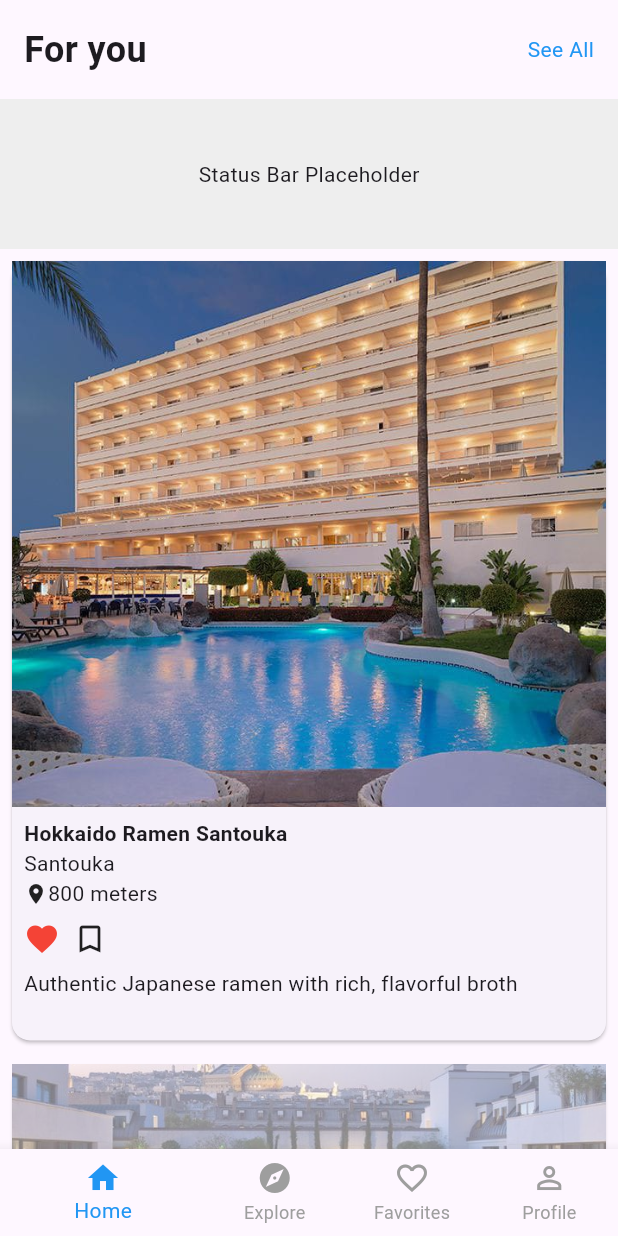
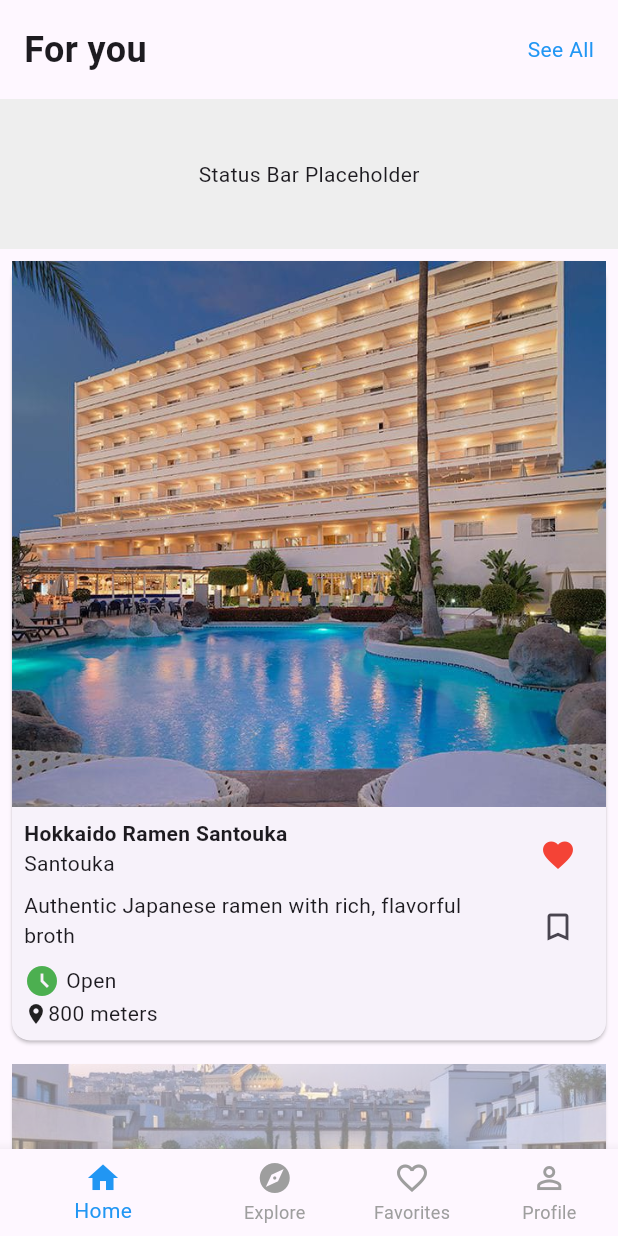
Before and after one commit to Titanantony/flutter_test_playground, a Flutter app: the screen it shows after launch, on a phone screen of 412 x 824 dp. Run offline on Flutter 3.47's test engine with Material 3 defaults, Android fonts, the phone set to English and light mode, and no system bars; our stand-ins replace video_player.

Commit message:
Chore: structure the like and save components and add a isOPened child

```diff
--- a/lib/claude/adjusted.dart
+++ b/lib/claude/adjusted.dart
@@ -8,6 +8,7 @@ class Location {
   final List<String> imagePaths;
   final bool isLiked;
   final bool isSaved;
+  final bool isOpen;
   final String description;
   final String type;
 
@@ -20,6 +21,7 @@ class Location {
     required this.isSaved,
     required this.description,
     required this.type,
+    required this.isOpen,
   });
 }
 
@@ -50,19 +52,24 @@ class _HomePageState extends State<HomePage> {
       isSaved: false,
       description: 'Authentic Japanese ramen with rich, flavorful broth',
       type: 'Restaurant',
+      isOpen: true,
     ),
     Location(
-      title: 'Sushi Roku',
-      subtitle: 'Japanese Cuisine',
-      distance: '1.2 km',
+      title:
+          'Sushi Roku  Japanese ramen with rich, flavorful broth Japanese ramen with rich, flavorful broth',
+      subtitle:
+          'Japanese Cuisine Japanese ramen with rich, flavorful broth Japanese ramen with rich, flavorful broth',
+      distance: '1.3 km',
       imagePaths: [
         'assets/images/pic_4.jpeg',
         'assets/images/pic_5.jpeg',
       ],
       isLiked: true,
       isSaved: false,
-      description: 'Authentic Japanese ramen with rich, flavorful broth',
+      description:
+          'Authentic Japanese ramen with rich, flavorful broth Japanese ramen with rich, flavorful broth Japanese ramen with rich, flavorful broth',
       type: 'Restaurant',
+      isOpen: false,
     ),
     Location(
       title: 'Hokkaido Ramen Santouka',
@@ -77,6 +84,7 @@ class _HomePageState extends State<HomePage> {
       isSaved: false,
       description: 'Authentic Japanese ramen with rich, flavorful broth',
       type: 'Restaurant',
+      isOpen: true,
     ),
     Location(
       title: 'Hokkaido Ramen Santouka',
@@ -91,6 +99,7 @@ class _HomePageState extends State<HomePage> {
       isSaved: false,
       description: 'Authentic Japanese ramen with rich, flavorful broth',
       type: 'Restaurant',
+      isOpen: false,
     ),
     Location(
       title: 'Hokkaido Ramen Santouka',
@@ -101,10 +110,11 @@ class _HomePageState extends State<HomePage> {
         'assets/images/pic_13.jpeg',
         'assets/images/pic_14.jpeg',
       ],
-      isLiked: true,
-      isSaved: false,
+      isLiked: false,
+      isSaved: true,
       description: 'Authentic Japanese ramen with rich, flavorful broth',
       type: 'Restaurant',
+      isOpen: true,
     ),
     Location(
       title: 'Hokkaido Ramen Santouka',
@@ -118,6 +128,7 @@ class _HomePageState extends State<HomePage> {
       isSaved: false,
       description: 'Authentic Japanese ramen with rich, flavorful broth',
       type: 'Restaurant',
+      isOpen: true,
     ),
   ];
 
@@ -233,43 +244,90 @@ class _HomePageState extends State<HomePage> {
             flex: 3,
             child: Padding(
               padding: const EdgeInsets.all(8.0),
+              child: Row(
+                crossAxisAlignment: CrossAxisAlignment.start,
+                children: [
+                  Expanded(
                     child: Column(
                       crossAxisAlignment: CrossAxisAlignment.start,
                       children: [
                         Text(
                           location.title,
                           style: const TextStyle(fontWeight: FontWeight.bold),
+                          maxLines: 1,
+                          overflow: TextOverflow.ellipsis,
                         ),
-                  Text(location.subtitle),
-                  Row(
-                    children: [
-                      const Icon(Icons.location_on, size: 16),
-                      Text(location.distance),
-                    ],
-                  ),
-                  const SizedBox(height: 8),
-                  Row(
-                    children: [
-                      Icon(
-                        location.isLiked
-                            ? Icons.favorite
-                            : Icons.favorite_border,
-                        color: location.isLiked ? Colors.red : null,
-                      ),
-                      const SizedBox(width: 8),
-                      Icon(
-                        location.isSaved
-                            ? Icons.bookmark
-                            : Icons.bookmark_border,
-                        color: location.isSaved ? Colors.blue : null,
-                      ),
-                    ],
+                        Text(
+                          location.subtitle,
+                          maxLines: 1,
+                          overflow: TextOverflow.ellipsis,
                         ),
                         const SizedBox(height: 8),
                         Text(
                           location.description,
                           maxLines: 2,
                           overflow: TextOverflow.ellipsis,
+                        ),
+                        const SizedBox(height: 8),
+                        Row(
+                          children: [
+                            Icon(
+                              location.isOpen
+                                  ? Icons.access_time_filled
+                                  : Icons.access_time,
+                              color:
+                                  location.isOpen ? Colors.green : Colors.red,
+                            ),
+                            const SizedBox(width: 4),
+                            Text(
+                              location.isOpen ? "Open" : "Closed",
+                              maxLines: 1,
+                              overflow: TextOverflow.ellipsis,
+                            ),
+                          ],
+                        ),
+                        Row(
+                          children: [
+                            const Icon(Icons.location_on, size: 16),
+                            Flexible(
+                              child: Text(
+                                location.distance,
+                                maxLines: 1,
+                                overflow: TextOverflow.ellipsis,
+                              ),
+                            ),
+                          ],
+                        ),
+                      ],
+                    ),
+                  ),
+                  const SizedBox(width: 8), // Add space between text and icons
+                  Column(
+                    mainAxisSize: MainAxisSize.min,
+                    children: [
+                      IconButton(
+                        icon: Icon(
+                          location.isLiked
+                              ? Icons.favorite
+                              : Icons.favorite_border,
+                          color: location.isLiked ? Colors.red : null,
+                        ),
+                        onPressed: () {
+                          // Handle like action
+                        },
+                      ),
+                      IconButton(
+                        icon: Icon(
+                          location.isSaved
+                              ? Icons.bookmark
+                              : Icons.bookmark_border,
+                          color: location.isSaved ? Colors.blue : null,
+                        ),
+                        onPressed: () {
+                          // Handle save action
+                        },
+                      ),
+                    ],
                   ),
                 ],
               ),
```
Lines whose indentation alone changed are shown as unchanged.
